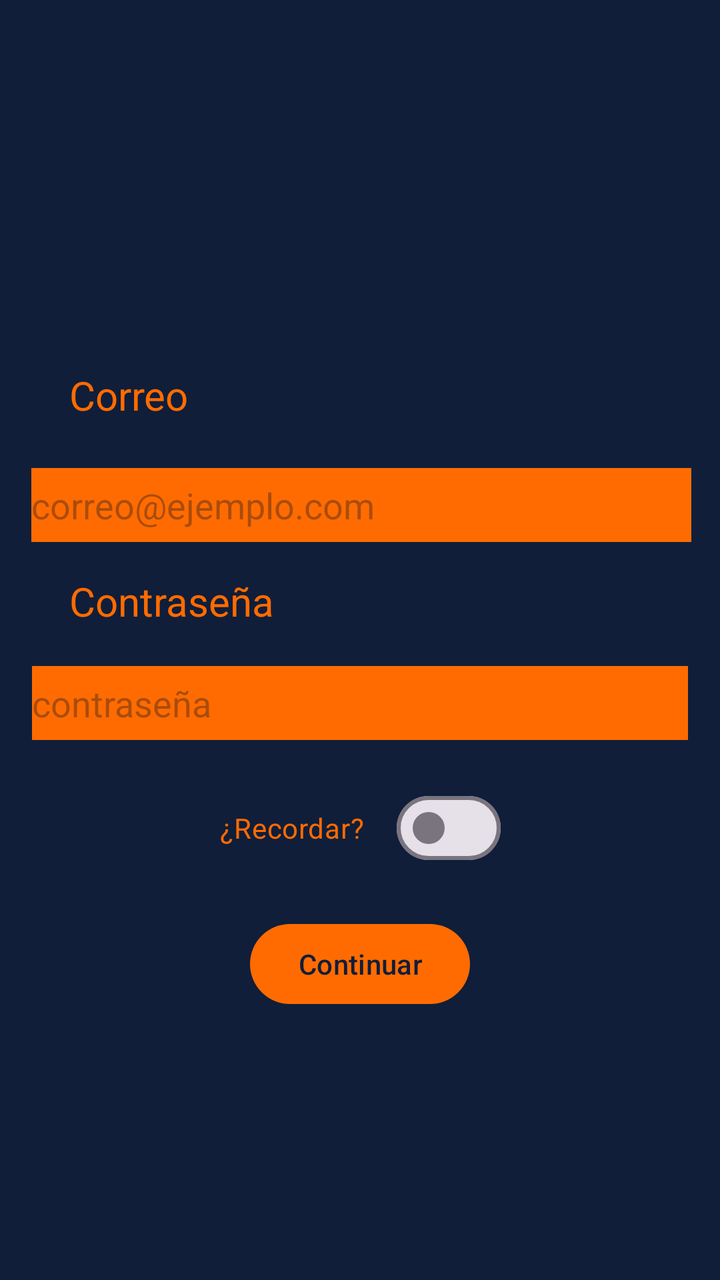
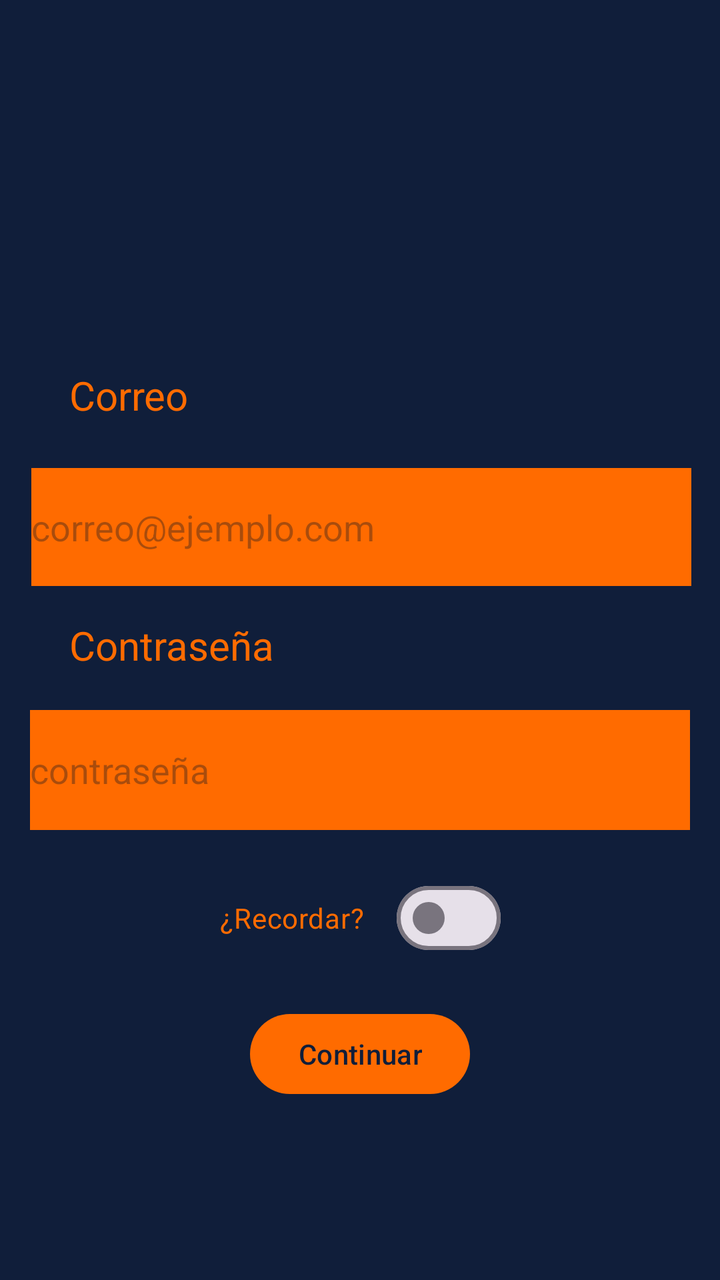

Screens rendered from an Android XML layout before and after an edit, with the pre-edit source and the edit as a unified diff.
<!-- AndroidManifest.xml: application theme Theme.LoginDaniel -->
<!-- res/layout/activity_main.xml -->
<?xml version="1.0" encoding="utf-8"?>
<androidx.constraintlayout.widget.ConstraintLayout xmlns:android="http://schemas.android.com/apk/res/android"
    xmlns:app="http://schemas.android.com/apk/res-auto"
    xmlns:tools="http://schemas.android.com/tools"
    android:id="@+id/main"
    android:layout_width="match_parent"
    android:layout_height="match_parent"
    android:background="@color/blue"
    tools:context=".MainActivity">

    <TextView
        android:id="@+id/txtCorreo"
        android:layout_width="112dp"
        android:layout_height="26dp"
        android:layout_marginTop="184dp"
        android:text="@string/textoCorreo"
        android:textColor="@color/orange"
        android:textSize="20dp"
        app:layout_constraintEnd_toEndOf="parent"
        app:layout_constraintHorizontal_bias="0.14"
        app:layout_constraintStart_toStartOf="parent"
        app:layout_constraintTop_toTopOf="parent" />

    <TextView
        android:id="@+id/txtContra"
        android:layout_width="118dp"
        android:layout_height="26dp"
        android:layout_marginTop="16dp"
        android:text="@string/textoContra"
        android:textColor="@color/orange"
        android:textSize="20dp"
        app:layout_constraintEnd_toEndOf="parent"
        app:layout_constraintHorizontal_bias="0.143"
        app:layout_constraintStart_toStartOf="parent"
        app:layout_constraintTop_toBottomOf="@+id/editTxtCorreo" />

    <EditText
        android:id="@+id/editTxtCorreo"
        android:layout_width="330dp"
        android:layout_height="37dp"
        android:layout_marginTop="24dp"
        android:background="@color/orange"
        android:ems="10"
        android:hint="correo@ejemplo.com"
        android:inputType="textEmailAddress"
        android:textColor="@color/blue"
        app:layout_constraintEnd_toEndOf="parent"
        app:layout_constraintHorizontal_bias="0.518"
        app:layout_constraintStart_toStartOf="parent"
        app:layout_constraintTop_toBottomOf="@+id/txtCorreo" />

    <EditText
        android:id="@+id/editTxtContra"
        android:layout_width="328dp"
        android:layout_height="37dp"
        android:layout_marginTop="20dp"
        android:background="@color/orange"
        android:ems="10"
        android:hint="contraseña"
        android:inputType="textPassword"
        android:textColor="@color/blue"
        app:layout_constraintEnd_toEndOf="parent"
        app:layout_constraintHorizontal_bias="0.497"
        app:layout_constraintStart_toStartOf="parent"
        app:layout_constraintTop_toBottomOf="@+id/txtContra" />

    <com.google.android.material.materialswitch.MaterialSwitch
        android:id="@+id/switch1"
        android:layout_width="wrap_content"
        android:layout_height="wrap_content"
        android:layout_marginTop="20dp"
        android:text="@string/textoSwitch"
        android:textColor="@color/orange"
        app:layout_constraintEnd_toEndOf="parent"
        app:layout_constraintStart_toStartOf="parent"
        app:layout_constraintTop_toBottomOf="@+id/editTxtContra" />

    <Button
        android:id="@+id/btnContinuar"
        android:layout_width="wrap_content"
        android:layout_height="wrap_content"
        android:layout_marginTop="20dp"
        android:text="@string/textoBoton"
        android:textColor="@color/blue"
        app:backgroundTint="@color/orange"
        app:layout_constraintEnd_toEndOf="parent"
        app:layout_constraintStart_toStartOf="parent"
        app:layout_constraintTop_toBottomOf="@+id/switch1" />

</androidx.constraintlayout.widget.ConstraintLayout>
<!-- resources referenced by this layout -->
<resources>
  <color name="blue">#101E3A</color>
  <color name="orange">#FF6B00</color>
  <string name="textoBoton">Continuar</string>
  <string name="textoContra">Contraseña</string>
  <string name="textoCorreo">Correo</string>
  <string name="textoSwitch">¿Recordar?</string>
  <style name="Theme.LoginDaniel" parent="Base.Theme.LoginDaniel" />
  <style name="Base.Theme.LoginDaniel" parent="Theme.Material3.DayNight.NoActionBar">
          
          
      </style>
</resources>

<!-- the commit's change to res/layout/activity_main.xml (unified diff, before → after) -->
@@ -37,7 +37,7 @@
     <EditText
         android:id="@+id/editTxtCorreo"
         android:layout_width="330dp"
-        android:layout_height="37dp"
+        android:layout_height="59dp"
         android:layout_marginTop="24dp"
         android:background="@color/orange"
         android:ems="10"
@@ -51,8 +51,8 @@
 
     <EditText
         android:id="@+id/editTxtContra"
-        android:layout_width="328dp"
-        android:layout_height="37dp"
+        android:layout_width="330dp"
+        android:layout_height="60dp"
         android:layout_marginTop="20dp"
         android:background="@color/orange"
         android:ems="10"
@@ -87,4 +87,15 @@
         app:layout_constraintStart_toStartOf="parent"
         app:layout_constraintTop_toBottomOf="@+id/switch1" />
 
+    <TextView
+        android:id="@+id/txtMensaje"
+        android:layout_width="269dp"
+        android:layout_height="48dp"
+        android:layout_marginTop="24dp"
+        android:text="@string/textoMensaje"
+        app:layout_constraintEnd_toEndOf="parent"
+        app:layout_constraintHorizontal_bias="0.725"
+        app:layout_constraintStart_toStartOf="parent"
+        app:layout_constraintTop_toBottomOf="@+id/btnContinuar" />
+
 </androidx.constraintlayout.widget.ConstraintLayout>
<!-- resource entries referenced after the edit -->
@@ -5,6 +5,7 @@
   <string name="textoBoton">Continuar</string>
   <string name="textoContra">Contraseña</string>
   <string name="textoCorreo">Correo</string>
+  <string name="textoMensaje" />
   <string name="textoSwitch">¿Recordar?</string>
   <style name="Theme.LoginDaniel" parent="Base.Theme.LoginDaniel" />
   <style name="Base.Theme.LoginDaniel" parent="Theme.Material3.DayNight.NoActionBar">
